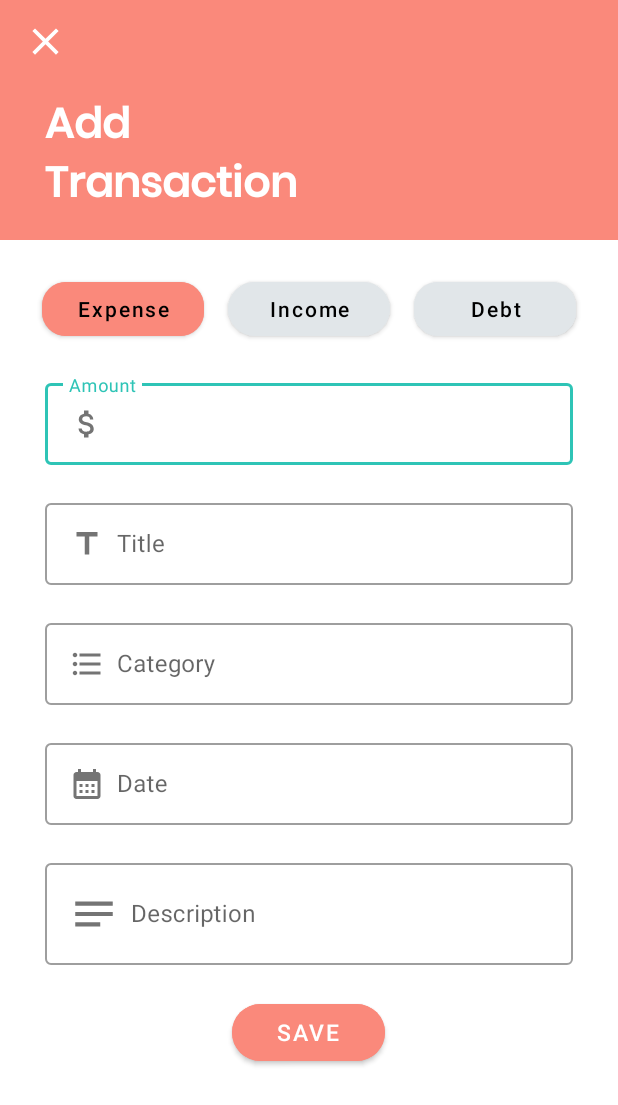
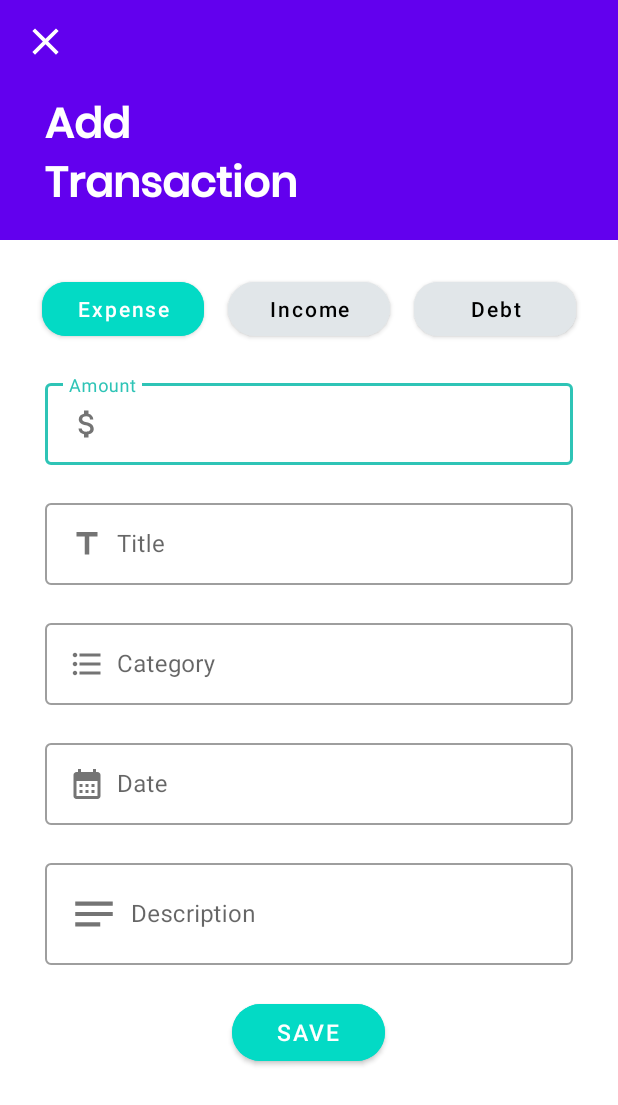
Before and after one commit to Vidusha-Jayaweera/MAD_Qapital, an Android app: the ExpenseInsertionActivity screen opened directly, with no data from a screen before it, on a phone screen of 412 x 824 dp. Shown: the top 1105 px of the screen. Run offline under Robolectric (Android 15) with nearby library versions, the phone set to English and light mode, and no system bars; our stand-ins replace Firebase (no records; nobody signed in at launch, a user with empty details on screens opened directly).

Commit message:
some UI changes

```diff
--- a/app/build.gradle
+++ b/app/build.gradle
@@ -46,7 +46,9 @@ dependencies {
     implementation 'androidx.constraintlayout:constraintlayout:2.0.4'
     implementation 'com.google.firebase:firebase-database-ktx:20.2.0'
     implementation 'com.google.firebase:firebase-storage-ktx:20.1.0'
+    implementation 'junit:junit:4.12'
     testImplementation 'junit:junit:4.13.2'
+    testImplementation 'org.mockito:mockito-core:3.12.4'
     androidTestImplementation 'androidx.test.ext:junit:1.1.5'
     androidTestImplementation 'androidx.test.espresso:espresso-core:3.5.1'
     implementation platform('com.google.firebase:firebase-bom:31.5.0')
--- a/app/src/main/res/layout/activity_expense_details.xml
+++ b/app/src/main/res/layout/activity_expense_details.xml
@@ -11,7 +11,7 @@
         android:id="@+id/transactionDetailsTitle"
         android:layout_width="match_parent"
         android:layout_height="270dp"
-        android:background="@color/Expense">
+        android:background="#6200EE">
 
         <Toolbar
             android:id="@+id/toolbar"
--- a/app/src/main/res/layout/activity_expense_fetching.xml
+++ b/app/src/main/res/layout/activity_expense_fetching.xml
@@ -5,7 +5,8 @@
     xmlns:tools="http://schemas.android.com/tools"
     android:layout_width="match_parent"
     android:layout_height="match_parent"
-    tools:context=".activities.ExpenseFetchingActivity">
+    tools:context=".activities.ExpenseFetchingActivity"
+    android:background="#03DAC5">
 
     <androidx.recyclerview.widget.RecyclerView
         android:id="@+id/rvExpenses"
@@ -39,12 +40,13 @@
         android:layout_width="69dp"
         android:layout_height="61dp"
         android:background="@drawable/circle_button_background"
-        android:backgroundTint="@color/redExpense"
+        android:backgroundTint="#3700B3"
         android:src="@drawable/ic_baseline_add_24"
         app:layout_constraintBottom_toBottomOf="parent"
         app:layout_constraintEnd_toEndOf="parent"
         app:maxImageSize="500dp"
         app:tint="@android:color/white"
+        app:layout_constraintHorizontal_bias="0.5"
         tools:ignore="SpeakableTextPresentCheck" />
 
 </androidx.constraintlayout.widget.ConstraintLayout>
--- a/app/src/main/res/layout/activity_expense_insertion.xml
+++ b/app/src/main/res/layout/activity_expense_insertion.xml
@@ -13,7 +13,7 @@
         android:orientation="vertical"
         android:layout_alignParentTop="true"
         android:layout_marginTop="0dp"
-        android:background="@color/Expense"
+        android:background="#6200EE"
         >
 
         <Toolbar
@@ -53,7 +53,8 @@
     <ScrollView
         android:layout_width="match_parent"
         android:layout_height="wrap_content"
-        android:layout_below="@+id/toolbarLinear">
+        android:layout_below="@+id/toolbarLinear"
+        >
 
         <RelativeLayout
             android:layout_width="match_parent"
@@ -74,7 +75,7 @@
 
                 <Button
                     android:id="@+id/expenseButton"
-                    android:backgroundTint="@color/Expense"
+                    android:backgroundTint="#03DAC5"
                     android:layout_width="match_parent"
                     android:layout_height="wrap_content"
                     android:layout_marginHorizontal="8dp"
@@ -82,7 +83,7 @@
                     android:gravity="center"
                     android:paddingHorizontal="16dp"
                     android:text="Expense"
-                    android:textColor="@color/black"
+                    android:textColor="@color/white"
                     android:textAllCaps="false"
                     app:cornerRadius="16dp" />
 
@@ -243,7 +244,7 @@
                 android:layout_below="@+id/noteTIL"
                 android:layout_centerHorizontal="true"
                 android:layout_marginTop="20dp"
-                android:backgroundTint="@color/Expense"
+                android:backgroundTint="#03DAC5"
                 android:paddingHorizontal="30dp"
                 android:text="Save"
                 android:textColor="@color/white"
--- a/app/src/main/res/layout/activity_expense_update.xml
+++ b/app/src/main/res/layout/activity_expense_update.xml
@@ -139,7 +139,7 @@
                 android:layout_below="@+id/noteTIL"
                 android:layout_centerHorizontal="true"
                 android:layout_marginTop="20dp"
-                android:backgroundTint="@color/Expense"
+                android:backgroundTint="#03DAC5"
                 android:paddingHorizontal="30dp"
                 android:text="Update"
                 android:textColor="@color/white"
--- a/app/src/main/res/layout/expense_list_item.xml
+++ b/app/src/main/res/layout/expense_list_item.xml
@@ -6,7 +6,7 @@
     app:cardElevation="8dp"
     app:cardCornerRadius="8dp"
     android:layout_margin="8dp"
-    app:cardBackgroundColor="@color/Expense">
+    app:cardBackgroundColor="#6200EE">
 
     <LinearLayout
         android:layout_width="wrap_content"
--- a/app/src/main/res/values/themes.xml
+++ b/app/src/main/res/values/themes.xml
@@ -3,7 +3,7 @@
     <style name="Theme.Qapital" parent="Theme.MaterialComponents.Light.NoActionBar">
         <!-- Primary brand color. -->
         <item name="colorPrimary">@color/toscaSecondary</item>
-        <item name="colorPrimaryVariant">#ff9f1c</item>
+        <item name="colorPrimaryVariant">#3700B3</item>
         <item name="colorOnPrimary">@color/white</item>
         <!-- Secondary brand color. -->
         <item name="colorSecondary">@color/teal_200</item>
```
